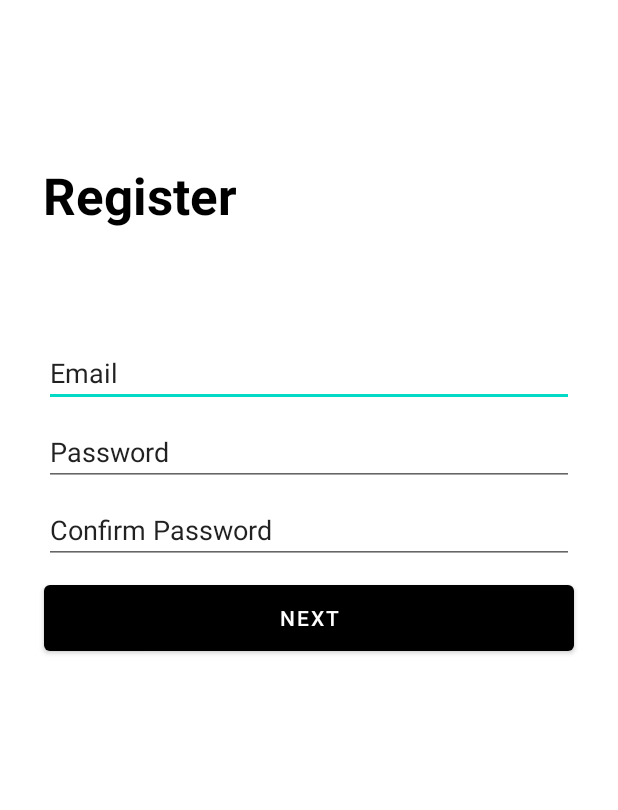
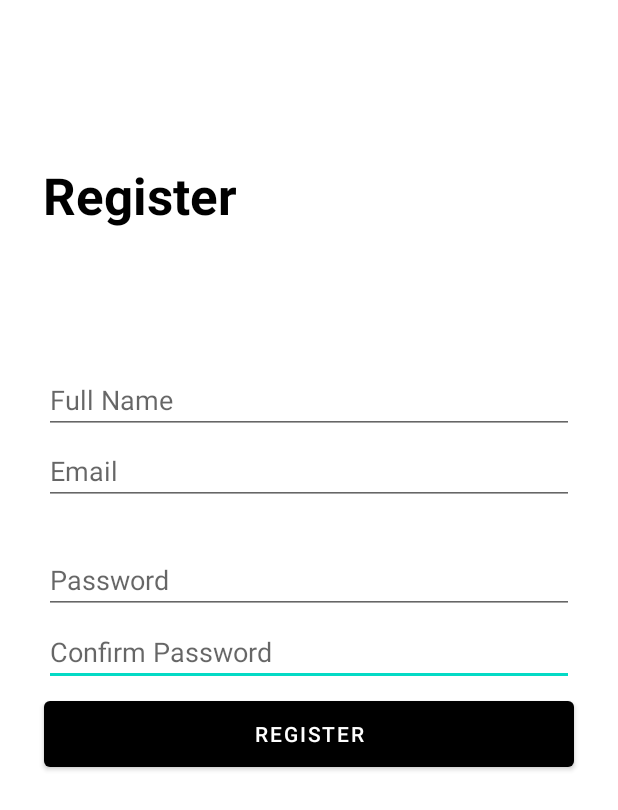
Before and after one commit to RakaZuhdi/nyampah_android, an Android app: the RegisterPage screen opened directly, with no data from a screen before it, on a phone screen of 412 x 824 dp. Shown: the top 810 px of the screen. Run offline under Robolectric (Android 15) with nearby library versions, the phone set to English and light mode, and no system bars.

Commit message:
Add register user functionality

```diff
--- a/app/src/main/java/com/example/nyampahv3/Pages/RegisterPage.java
+++ b/app/src/main/java/com/example/nyampahv3/Pages/RegisterPage.java
@@ -1,16 +1,82 @@
 package com.example.nyampahv3.Pages;
 
+import android.content.Intent;
 import android.os.Bundle;
+import android.view.View;
+import android.widget.Button;
+import android.widget.EditText;
+import android.widget.Toast;
 
 import androidx.appcompat.app.AppCompatActivity;
 
+import com.example.nyampahv3.Apis.UserApi;
+import com.example.nyampahv3.Models.ErrorMessage;
+import com.example.nyampahv3.Models.User;
 import com.example.nyampahv3.R;
+import com.example.nyampahv3.Utils.SystemUtil;
+import com.google.gson.Gson;
+
+import org.json.JSONObject;
 
 public class RegisterPage extends AppCompatActivity {
 
+    EditText fullname;
+    EditText email;
+    EditText password;
+    EditText confirm_password;
+    Button registerBtn;
+    Gson gson = new Gson();
+
     @Override
     protected void onCreate(Bundle savedInstanceState) {
+
         super.onCreate(savedInstanceState);
         setContentView(R.layout.register_page);
+
+        fullname = findViewById(R.id.textInput_fullname);
+        email = findViewById(R.id.textInput_email);
+        password = findViewById(R.id.textInput_password);
+        confirm_password = findViewById(R.id.textInput_confirm_password);
+        registerBtn = findViewById(R.id.button_submit);
+
+
+        registerBtn.setOnClickListener(new View.OnClickListener() {
+            public void onClick(View v) {
+                try {
+
+                    String fullname_ = fullname.getText().toString();
+                    String email_ = email.getText().toString();
+                    String password_ = password.getText().toString();
+                    String confirm_password_ = confirm_password.getText().toString();
+
+                    if(!password_.equals(confirm_password_)){
+                        Toast.makeText(getApplicationContext(), "Confirm your password !", Toast.LENGTH_LONG);
+                        return;
+                    }
+
+
+                    User newUser = new User(fullname_,email_,password_);
+
+                    User register = UserApi.Register(newUser);
+
+                    if(register.created_at == null){
+
+                        var ermsg = new ErrorMessage(new JSONObject(gson.toJson(register)));
+
+                        Toast.makeText(getApplicationContext(), ermsg.error_message, Toast.LENGTH_LONG);
+                        return;
+                    }
+                    else{
+                        Toast.makeText(getApplicationContext(), "Register success", Toast.LENGTH_LONG);
+
+                        startActivity(new Intent(getApplicationContext(),LoginPage.class));
+                        return;
+                    }
+
+                } catch (Exception e) {
+                    e.printStackTrace();
+                }
+            }
+        });
     }
 }
--- a/app/src/main/res/layout/register_page.xml
+++ b/app/src/main/res/layout/register_page.xml
@@ -20,50 +20,65 @@
         app:layout_constraintTop_toTopOf="parent"
         app:layout_constraintVertical_bias="0.138" />
 
+    <EditText
+        android:id="@+id/textInput_confirm_password"
+        android:layout_width="353dp"
+        android:layout_height="40dp"
+        android:layout_marginBottom="4dp"
+        android:ems="10"
+        android:hint="Confirm Password"
+        android:inputType="textPassword"
+        app:layout_constraintBottom_toTopOf="@+id/button_submit"
+        app:layout_constraintEnd_toEndOf="parent"
+        app:layout_constraintStart_toStartOf="parent" />
+
+    <EditText
+        android:id="@+id/textInput_fullname"
+        android:layout_width="353dp"
+        android:layout_height="40dp"
+        android:ems="10"
+        android:hint="Full Name"
+        android:inputType="textPersonName"
+        app:layout_constraintBottom_toTopOf="@+id/textInput_email"
+        app:layout_constraintEnd_toEndOf="parent"
+        app:layout_constraintStart_toStartOf="parent"
+        app:layout_constraintTop_toTopOf="parent"
+        app:layout_constraintVertical_bias="0.971" />
+
     <Button
         android:id="@+id/button_submit"
         android:layout_width="353dp"
         android:layout_height="56dp"
-        android:text="next"
+        android:text="Register"
         app:layout_constraintBottom_toBottomOf="parent"
         app:layout_constraintEnd_toEndOf="parent"
         app:layout_constraintStart_toStartOf="parent"
-        app:layout_constraintTop_toTopOf="parent" />
+        app:layout_constraintTop_toTopOf="parent"
+        app:layout_constraintVertical_bias="0.601" />
+
+    <EditText
+        android:id="@+id/textInput_password"
+        android:layout_width="353dp"
+        android:layout_height="40dp"
+        android:layout_marginBottom="8dp"
+        android:ems="10"
+        android:hint="Password"
+        android:inputType="textPassword"
+        app:layout_constraintBottom_toTopOf="@+id/textInput_confirm_password"
+        app:layout_constraintEnd_toEndOf="parent"
+        app:layout_constraintStart_toStartOf="parent" />
 
     <EditText
         android:id="@+id/textInput_email"
         android:layout_width="353dp"
         android:layout_height="40dp"
         android:ems="10"
+        android:hint="Email"
         android:inputType="textPersonName"
-        android:text="Email"
         app:layout_constraintBottom_toTopOf="@+id/textInput_password"
         app:layout_constraintEnd_toEndOf="parent"
         app:layout_constraintStart_toStartOf="parent"
         app:layout_constraintTop_toTopOf="parent"
-        app:layout_constraintVertical_bias="0.948" />
+        app:layout_constraintVertical_bias="0.901" />
 
-    <EditText
-        android:id="@+id/textInput_password"
-        android:layout_width="353dp"
-        android:layout_height="40dp"
-        android:layout_marginBottom="12dp"
-        android:ems="10"
-        android:inputType="textPersonName"
-        android:text="Password"
-        app:layout_constraintBottom_toTopOf="@+id/textInput_confirm_password"
-        app:layout_constraintEnd_toEndOf="parent"
-        app:layout_constraintStart_toStartOf="parent" />
-
-    <EditText
-        android:id="@+id/textInput_confirm_password"
-        android:layout_width="353dp"
-        android:layout_height="40dp"
-        android:layout_marginBottom="8dp"
-        android:ems="10"
-        android:inputType="textPersonName"
-        android:text="Confirm Password"
-        app:layout_constraintBottom_toTopOf="@+id/button_submit"
-        app:layout_constraintEnd_toEndOf="parent"
-        app:layout_constraintStart_toStartOf="parent" />
 </androidx.constraintlayout.widget.ConstraintLayout>
```
